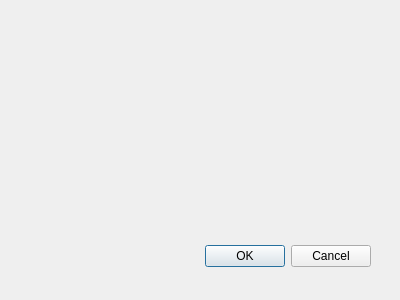
This is new_ccu_db_dialog_base.ui in TecnocampusCCU/new_ccu_db as Qt 5 draws it before an edit. The edited form follows.
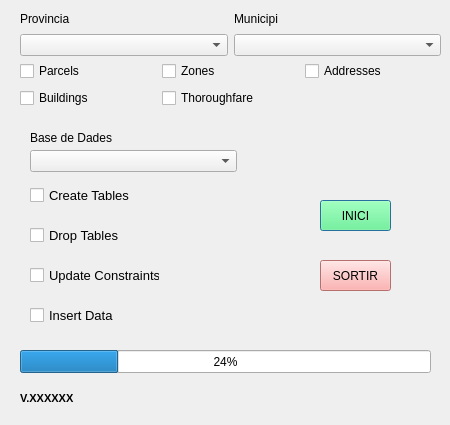
This is the edited form.

Diff of the .ui file:
```diff
--- a/new_ccu_db_dialog_base.ui
+++ b/new_ccu_db_dialog_base.ui
@@ -1,31 +1,801 @@
 <ui version="4.0" >
  <class>NewCCUDBDialogBase</class>
- <widget class="QDialog" name="NewCCUDBDialogBase" >
-  <property name="geometry" >
+ <widget class="QDialog" name="NewCCUDBDialogBase">
+  <property name="geometry">
    <rect>
     <x>0</x>
     <y>0</y>
-    <width>400</width>
-    <height>300</height>
+    <width>450</width>
+    <height>425</height>
    </rect>
   </property>
-  <property name="windowTitle" >
+  <property name="minimumSize">
+   <size>
+    <width>450</width>
+    <height>425</height>
+   </size>
+  </property>
+  <property name="maximumSize">
+   <size>
+    <width>450</width>
+    <height>425</height>
+   </size>
+  </property>
+  <property name="windowTitle">
    <string>New CCU DB</string>
   </property>
-  <widget class="QDialogButtonBox" name="button_box" >
-   <property name="geometry" >
+  <widget class="QProgressBar" name="progressBar">
+   <property name="geometry">
     <rect>
+     <x>20</x>
+     <y>350</y>
+     <width>411</width>
+     <height>23</height>
+    </rect>
+   </property>
+   <property name="value">
+    <number>24</number>
+   </property>
+  </widget>
+  <widget class="QCheckBox" name="checkCreate">
+   <property name="geometry">
+    <rect>
      <x>30</x>
-     <y>240</y>
-     <width>341</width>
-     <height>32</height>
+     <y>180</y>
+     <width>130</width>
+     <height>30</height>
     </rect>
    </property>
-   <property name="orientation" >
-    <enum>Qt::Horizontal</enum>
+   <property name="font">
+    <font>
+     <pointsize>10</pointsize>
+    </font>
    </property>
-   <property name="standardButtons" >
-    <set>QDialogButtonBox::Cancel|QDialogButtonBox::Ok</set>
+   <property name="text">
+    <string>Create Tables</string>
+   </property>
+  </widget>
+  <widget class="QCheckBox" name="checkDrop">
+   <property name="geometry">
+    <rect>
+     <x>30</x>
+     <y>220</y>
+     <width>130</width>
+     <height>30</height>
+    </rect>
+   </property>
+   <property name="font">
+    <font>
+     <pointsize>10</pointsize>
+    </font>
+   </property>
+   <property name="text">
+    <string>Drop Tables</string>
+   </property>
+  </widget>
+  <widget class="QCheckBox" name="checkUpdate">
+   <property name="geometry">
+    <rect>
+     <x>30</x>
+     <y>260</y>
+     <width>130</width>
+     <height>30</height>
+    </rect>
+   </property>
+   <property name="font">
+    <font>
+     <pointsize>10</pointsize>
+     <kerning>false</kerning>
+    </font>
+   </property>
+   <property name="text">
+    <string>Update Constraints</string>
+   </property>
+  </widget>
+  <widget class="QCheckBox" name="checkInsert">
+   <property name="geometry">
+    <rect>
+     <x>30</x>
+     <y>300</y>
+     <width>130</width>
+     <height>30</height>
+    </rect>
+   </property>
+   <property name="font">
+    <font>
+     <pointsize>10</pointsize>
+    </font>
+   </property>
+   <property name="text">
+    <string>Insert Data</string>
+   </property>
+  </widget>
+  <widget class="QLabel" name="versio">
+   <property name="geometry">
+    <rect>
+     <x>20</x>
+     <y>390</y>
+     <width>91</width>
+     <height>16</height>
+    </rect>
+   </property>
+   <property name="font">
+    <font>
+     <pointsize>8</pointsize>
+     <weight>75</weight>
+     <bold>true</bold>
+    </font>
+   </property>
+   <property name="text">
+    <string>V.XXXXXX</string>
+   </property>
+  </widget>
+  <widget class="QWidget" name="layoutWidget">
+   <property name="geometry">
+    <rect>
+     <x>20</x>
+     <y>10</y>
+     <width>421</width>
+     <height>46</height>
+    </rect>
+   </property>
+   <layout class="QGridLayout" name="gridLocation">
+    <item row="0" column="0">
+     <widget class="QLabel" name="label_provincia_2">
+      <property name="sizePolicy">
+       <sizepolicy hsizetype="Expanding" vsizetype="Preferred">
+        <horstretch>0</horstretch>
+        <verstretch>0</verstretch>
+       </sizepolicy>
+      </property>
+      <property name="text">
+       <string>Provincia</string>
+      </property>
+     </widget>
+    </item>
+    <item row="0" column="1">
+     <widget class="QLabel" name="label_municipio_2">
+      <property name="sizePolicy">
+       <sizepolicy hsizetype="Expanding" vsizetype="Preferred">
+        <horstretch>0</horstretch>
+        <verstretch>0</verstretch>
+       </sizepolicy>
+      </property>
+      <property name="text">
+       <string>Municipi</string>
+      </property>
+     </widget>
+    </item>
+    <item row="1" column="1">
+     <widget class="QComboBox" name="comboMunicipi">
+      <property name="sizePolicy">
+       <sizepolicy hsizetype="Expanding" vsizetype="Fixed">
+        <horstretch>0</horstretch>
+        <verstretch>0</verstretch>
+       </sizepolicy>
+      </property>
+      <property name="contextMenuPolicy">
+       <enum>Qt::DefaultContextMenu</enum>
+      </property>
+      <property name="locale">
+       <locale language="English" country="UnitedKingdom"/>
+      </property>
+     </widget>
+    </item>
+    <item row="1" column="0">
+     <widget class="QComboBox" name="comboProvincia">
+      <property name="sizePolicy">
+       <sizepolicy hsizetype="Expanding" vsizetype="Fixed">
+        <horstretch>0</horstretch>
+        <verstretch>0</verstretch>
+       </sizepolicy>
+      </property>
+      <property name="locale">
+       <locale language="English" country="UnitedKingdom"/>
+      </property>
+     </widget>
+    </item>
+   </layout>
+  </widget>
+  <widget class="QWidget" name="layoutWidget_2">
+   <property name="geometry">
+    <rect>
+     <x>20</x>
+     <y>60</y>
+     <width>421</width>
+     <height>51</height>
+    </rect>
+   </property>
+   <layout class="QGridLayout" name="gridEntitats">
+    <item row="0" column="1">
+     <widget class="QCheckBox" name="checkZones">
+      <property name="sizePolicy">
+       <sizepolicy hsizetype="Expanding" vsizetype="Fixed">
+        <horstretch>0</horstretch>
+        <verstretch>0</verstretch>
+       </sizepolicy>
+      </property>
+      <property name="locale">
+       <locale language="English" country="UnitedKingdom"/>
+      </property>
+      <property name="text">
+       <string>Zones</string>
+      </property>
+     </widget>
+    </item>
+    <item row="0" column="2">
+     <widget class="QCheckBox" name="checkAddresses">
+      <property name="sizePolicy">
+       <sizepolicy hsizetype="Expanding" vsizetype="Fixed">
+        <horstretch>0</horstretch>
+        <verstretch>0</verstretch>
+       </sizepolicy>
+      </property>
+      <property name="locale">
+       <locale language="English" country="UnitedKingdom"/>
+      </property>
+      <property name="text">
+       <string>Addresses</string>
+      </property>
+     </widget>
+    </item>
+    <item row="0" column="0">
+     <widget class="QCheckBox" name="checkParcels">
+      <property name="sizePolicy">
+       <sizepolicy hsizetype="Expanding" vsizetype="Fixed">
+        <horstretch>0</horstretch>
+        <verstretch>0</verstretch>
+       </sizepolicy>
+      </property>
+      <property name="locale">
+       <locale language="English" country="UnitedKingdom"/>
+      </property>
+      <property name="text">
+       <string>Parcels</string>
+      </property>
+     </widget>
+    </item>
+    <item row="1" column="0">
+     <widget class="QCheckBox" name="checkBuildings">
+      <property name="sizePolicy">
+       <sizepolicy hsizetype="Expanding" vsizetype="Fixed">
+        <horstretch>0</horstretch>
+        <verstretch>0</verstretch>
+       </sizepolicy>
+      </property>
+      <property name="locale">
+       <locale language="English" country="UnitedKingdom"/>
+      </property>
+      <property name="text">
+       <string>Buildings</string>
+      </property>
+     </widget>
+    </item>
+    <item row="1" column="1">
+     <widget class="QCheckBox" name="checkThoroughfares">
+      <property name="sizePolicy">
+       <sizepolicy hsizetype="Expanding" vsizetype="Fixed">
+        <horstretch>0</horstretch>
+        <verstretch>0</verstretch>
+       </sizepolicy>
+      </property>
+      <property name="locale">
+       <locale language="English" country="UnitedKingdom"/>
+      </property>
+      <property name="text">
+       <string>Thoroughfare</string>
+      </property>
+     </widget>
+    </item>
+   </layout>
+  </widget>
+  <widget class="QPushButton" name="bt_inici">
+   <property name="geometry">
+    <rect>
+     <x>320</x>
+     <y>200</y>
+     <width>71</width>
+     <height>31</height>
+    </rect>
+   </property>
+   <property name="palette">
+    <palette>
+     <active>
+      <colorrole role="WindowText">
+       <brush brushstyle="SolidPattern">
+        <color alpha="255">
+         <red>0</red>
+         <green>0</green>
+         <blue>0</blue>
+        </color>
+       </brush>
+      </colorrole>
+      <colorrole role="Button">
+       <brush brushstyle="SolidPattern">
+        <color alpha="255">
+         <red>85</red>
+         <green>255</green>
+         <blue>127</blue>
+        </color>
+       </brush>
+      </colorrole>
+      <colorrole role="Light">
+       <brush brushstyle="SolidPattern">
+        <color alpha="255">
+         <red>213</red>
+         <green>255</green>
+         <blue>223</blue>
+        </color>
+       </brush>
+      </colorrole>
+      <colorrole role="Midlight">
+       <brush brushstyle="SolidPattern">
+        <color alpha="255">
+         <red>149</red>
+         <green>255</green>
+         <blue>175</blue>
+        </color>
+       </brush>
+      </colorrole>
+      <colorrole role="Dark">
+       <brush brushstyle="SolidPattern">
+        <color alpha="255">
+         <red>42</red>
+         <green>127</green>
+         <blue>63</blue>
+        </color>
+       </brush>
+      </colorrole>
+      <colorrole role="Mid">
+       <brush brushstyle="SolidPattern">
+        <color alpha="255">
+         <red>56</red>
+         <green>170</green>
+         <blue>84</blue>
+        </color>
+       </brush>
+      </colorrole>
+      <colorrole role="Text">
+       <brush brushstyle="SolidPattern">
+        <color alpha="255">
+         <red>0</red>
+         <green>0</green>
+         <blue>0</blue>
+        </color>
+       </brush>
+      </colorrole>
+      <colorrole role="BrightText">
+       <brush brushstyle="SolidPattern">
+        <color alpha="255">
+         <red>255</red>
+         <green>255</green>
+         <blue>255</blue>
+        </color>
+       </brush>
+      </colorrole>
+      <colorrole role="ButtonText">
+       <brush brushstyle="SolidPattern">
+        <color alpha="255">
+         <red>0</red>
+         <green>0</green>
+         <blue>0</blue>
+        </color>
+       </brush>
+      </colorrole>
+      <colorrole role="Base">
+       <brush brushstyle="SolidPattern">
+        <color alpha="255">
+         <red>85</red>
+         <green>255</green>
+         <blue>127</blue>
+        </color>
+       </brush>
+      </colorrole>
+      <colorrole role="Window">
+       <brush brushstyle="SolidPattern">
+        <color alpha="255">
+         <red>85</red>
+         <green>255</green>
+         <blue>127</blue>
+        </color>
+       </brush>
+      </colorrole>
+      <colorrole role="Shadow">
+       <brush brushstyle="SolidPattern">
+        <color alpha="255">
+         <red>0</red>
+         <green>0</green>
+         <blue>0</blue>
+        </color>
+       </brush>
+      </colorrole>
+      <colorrole role="AlternateBase">
+       <brush brushstyle="SolidPattern">
+        <color alpha="255">
+         <red>170</red>
+         <green>255</green>
+         <blue>191</blue>
+        </color>
+       </brush>
+      </colorrole>
+      <colorrole role="ToolTipBase">
+       <brush brushstyle="SolidPattern">
+        <color alpha="255">
+         <red>255</red>
+         <green>255</green>
+         <blue>220</blue>
+        </color>
+       </brush>
+      </colorrole>
+      <colorrole role="ToolTipText">
+       <brush brushstyle="SolidPattern">
+        <color alpha="255">
+         <red>0</red>
+         <green>0</green>
+         <blue>0</blue>
+        </color>
+       </brush>
+      </colorrole>
+      <colorrole role="PlaceholderText">
+       <brush brushstyle="NoBrush">
+        <color alpha="128">
+         <red>0</red>
+         <green>0</green>
+         <blue>0</blue>
+        </color>
+       </brush>
+      </colorrole>
+     </active>
+     <inactive>
+      <colorrole role="WindowText">
+       <brush brushstyle="SolidPattern">
+        <color alpha="255">
+         <red>0</red>
+         <green>0</green>
+         <blue>0</blue>
+        </color>
+       </brush>
+      </colorrole>
+      <colorrole role="Button">
+       <brush brushstyle="SolidPattern">
+        <color alpha="255">
+         <red>85</red>
+         <green>255</green>
+         <blue>127</blue>
+        </color>
+       </brush>
+      </colorrole>
+      <colorrole role="Light">
+       <brush brushstyle="SolidPattern">
+        <color alpha="255">
+         <red>213</red>
+         <green>255</green>
+         <blue>223</blue>
+        </color>
+       </brush>
+      </colorrole>
+      <colorrole role="Midlight">
+       <brush brushstyle="SolidPattern">
+        <color alpha="255">
+         <red>149</red>
+         <green>255</green>
+         <blue>175</blue>
+        </color>
+       </brush>
+      </colorrole>
+      <colorrole role="Dark">
+       <brush brushstyle="SolidPattern">
+        <color alpha="255">
+         <red>42</red>
+         <green>127</green>
+         <blue>63</blue>
+        </color>
+       </brush>
+      </colorrole>
+      <colorrole role="Mid">
+       <brush brushstyle="SolidPattern">
+        <color alpha="255">
+         <red>56</red>
+         <green>170</green>
+         <blue>84</blue>
+        </color>
+       </brush>
+      </colorrole>
+      <colorrole role="Text">
+       <brush brushstyle="SolidPattern">
+        <color alpha="255">
+         <red>0</red>
+         <green>0</green>
+         <blue>0</blue>
+        </color>
+       </brush>
+      </colorrole>
+      <colorrole role="BrightText">
+       <brush brushstyle="SolidPattern">
+        <color alpha="255">
+         <red>255</red>
+         <green>255</green>
+         <blue>255</blue>
+        </color>
+       </brush>
+      </colorrole>
+      <colorrole role="ButtonText">
+       <brush brushstyle="SolidPattern">
+        <color alpha="255">
+         <red>0</red>
+         <green>0</green>
+         <blue>0</blue>
+        </color>
+       </brush>
+      </colorrole>
+      <colorrole role="Base">
+       <brush brushstyle="SolidPattern">
+        <color alpha="255">
+         <red>85</red>
+         <green>255</green>
+         <blue>127</blue>
+        </color>
+       </brush>
+      </colorrole>
+      <colorrole role="Window">
+       <brush brushstyle="SolidPattern">
+        <color alpha="255">
+         <red>85</red>
+         <green>255</green>
+         <blue>127</blue>
+        </color>
+       </brush>
+      </colorrole>
+      <colorrole role="Shadow">
+       <brush brushstyle="SolidPattern">
+        <color alpha="255">
+         <red>0</red>
+         <green>0</green>
+         <blue>0</blue>
+        </color>
+       </brush>
+      </colorrole>
+      <colorrole role="AlternateBase">
+       <brush brushstyle="SolidPattern">
+        <color alpha="255">
+         <red>170</red>
+         <green>255</green>
+         <blue>191</blue>
+        </color>
+       </brush>
+      </colorrole>
+      <colorrole role="ToolTipBase">
+       <brush brushstyle="SolidPattern">
+        <color alpha="255">
+         <red>255</red>
+         <green>255</green>
+         <blue>220</blue>
+        </color>
+       </brush>
+      </colorrole>
+      <colorrole role="ToolTipText">
+       <brush brushstyle="SolidPattern">
+        <color alpha="255">
+         <red>0</red>
+         <green>0</green>
+         <blue>0</blue>
+        </color>
+       </brush>
+      </colorrole>
+      <colorrole role="PlaceholderText">
+       <brush brushstyle="NoBrush">
+        <color alpha="128">
+         <red>0</red>
+         <green>0</green>
+         <blue>0</blue>
+        </color>
+       </brush>
+      </colorrole>
+     </inactive>
+     <disabled>
+      <colorrole role="WindowText">
+       <brush brushstyle="SolidPattern">
+        <color alpha="255">
+         <red>42</red>
+         <green>127</green>
+         <blue>63</blue>
+        </color>
+       </brush>
+      </colorrole>
+      <colorrole role="Button">
+       <brush brushstyle="SolidPattern">
+        <color alpha="255">
+         <red>85</red>
+         <green>255</green>
+         <blue>127</blue>
+        </color>
+       </brush>
+      </colorrole>
+      <colorrole role="Light">
+       <brush brushstyle="SolidPattern">
+        <color alpha="255">
+         <red>213</red>
+         <green>255</green>
+         <blue>223</blue>
+        </color>
+       </brush>
+      </colorrole>
+      <colorrole role="Midlight">
+       <brush brushstyle="SolidPattern">
+        <color alpha="255">
+         <red>149</red>
+         <green>255</green>
+         <blue>175</blue>
+        </color>
+       </brush>
+      </colorrole>
+      <colorrole role="Dark">
+       <brush brushstyle="SolidPattern">
+        <color alpha="255">
+         <red>42</red>
+         <green>127</green>
+         <blue>63</blue>
+        </color>
+       </brush>
+      </colorrole>
+      <colorrole role="Mid">
+       <brush brushstyle="SolidPattern">
+        <color alpha="255">
+         <red>56</red>
+         <green>170</green>
+         <blue>84</blue>
+        </color>
+       </brush>
+      </colorrole>
+      <colorrole role="Text">
+       <brush brushstyle="SolidPattern">
+        <color alpha="255">
+         <red>42</red>
+         <green>127</green>
+         <blue>63</blue>
+        </color>
+       </brush>
+      </colorrole>
+      <colorrole role="BrightText">
+       <brush brushstyle="SolidPattern">
+        <color alpha="255">
+         <red>255</red>
+         <green>255</green>
+         <blue>255</blue>
+        </color>
+       </brush>
+      </colorrole>
+      <colorrole role="ButtonText">
+       <brush brushstyle="SolidPattern">
+        <color alpha="255">
+         <red>42</red>
+         <green>127</green>
+         <blue>63</blue>
+        </color>
+       </brush>
+      </colorrole>
+      <colorrole role="Base">
+       <brush brushstyle="SolidPattern">
+        <color alpha="255">
+         <red>85</red>
+         <green>255</green>
+         <blue>127</blue>
+        </color>
+       </brush>
+      </colorrole>
+      <colorrole role="Window">
+       <brush brushstyle="SolidPattern">
+        <color alpha="255">
+         <red>85</red>
+         <green>255</green>
+         <blue>127</blue>
+        </color>
+       </brush>
+      </colorrole>
+      <colorrole role="Shadow">
+       <brush brushstyle="SolidPattern">
+        <color alpha="255">
+         <red>0</red>
+         <green>0</green>
+         <blue>0</blue>
+        </color>
+       </brush>
+      </colorrole>
+      <colorrole role="AlternateBase">
+       <brush brushstyle="SolidPattern">
+        <color alpha="255">
+         <red>85</red>
+         <green>255</green>
+         <blue>127</blue>
+        </color>
+       </brush>
+      </colorrole>
+      <colorrole role="ToolTipBase">
+       <brush brushstyle="SolidPattern">
+        <color alpha="255">
+         <red>255</red>
+         <green>255</green>
+         <blue>220</blue>
+        </color>
+       </brush>
+      </colorrole>
+      <colorrole role="ToolTipText">
+       <brush brushstyle="SolidPattern">
+        <color alpha="255">
+         <red>0</red>
+         <green>0</green>
+         <blue>0</blue>
+        </color>
+       </brush>
+      </colorrole>
+      <colorrole role="PlaceholderText">
+       <brush brushstyle="NoBrush">
+        <color alpha="128">
+         <red>0</red>
+         <green>0</green>
+         <blue>0</blue>
+        </color>
+       </brush>
+      </colorrole>
+     </disabled>
+    </palette>
+   </property>
+   <property name="autoFillBackground">
+    <bool>false</bool>
+   </property>
+   <property name="styleSheet">
+    <string notr="true">background-color: rgb(85, 255, 127);</string>
+   </property>
+   <property name="text">
+    <string>INICI</string>
+   </property>
+  </widget>
+  <widget class="QPushButton" name="bt_sortir">
+   <property name="geometry">
+    <rect>
+     <x>320</x>
+     <y>260</y>
+     <width>71</width>
+     <height>31</height>
+    </rect>
+   </property>
+   <property name="styleSheet">
+    <string notr="true">background-color: rgb(255, 156, 156);</string>
+   </property>
+   <property name="text">
+    <string>SORTIR</string>
+   </property>
+  </widget>
+  <widget class="QLabel" name="labelBD">
+   <property name="geometry">
+    <rect>
+     <x>30</x>
+     <y>130</y>
+     <width>91</width>
+     <height>16</height>
+    </rect>
+   </property>
+   <property name="text">
+    <string>Base de Dades</string>
+   </property>
+  </widget>
+  <widget class="QComboBox" name="comboBD">
+   <property name="geometry">
+    <rect>
+     <x>30</x>
+     <y>150</y>
+     <width>207</width>
+     <height>22</height>
+    </rect>
+   </property>
+   <property name="sizePolicy">
+    <sizepolicy hsizetype="Expanding" vsizetype="Fixed">
+     <horstretch>0</horstretch>
+     <verstretch>0</verstretch>
+    </sizepolicy>
+   </property>
+   <property name="locale">
+    <locale language="English" country="UnitedKingdom"/>
    </property>
   </widget>
  </widget>
```
Left out of the diff: 38 changed lines with no effect on the pictures.
